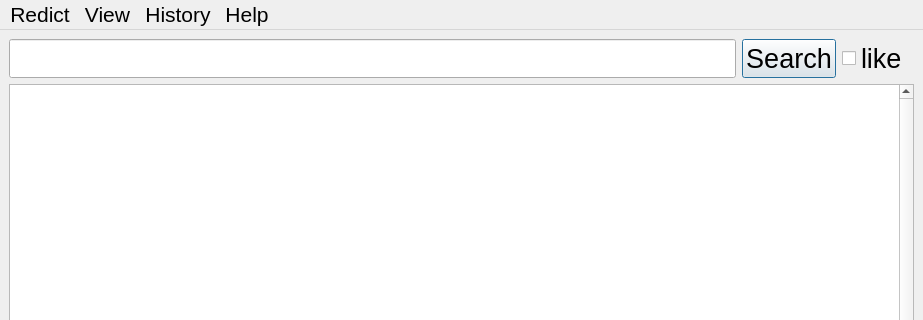
Qt form src/_gui/main.ui (rewisch/ReDict) before a commit; both pictures show x 0 to 923 and y 0 to 320 of the 923 by 558 pixel window.
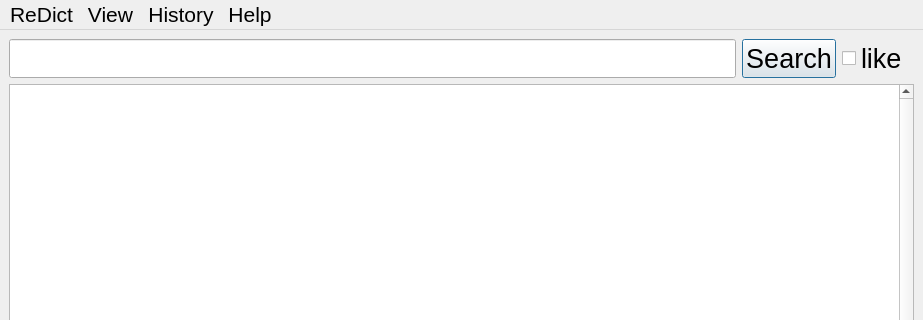
The same form after that commit. Icons and pictures are not drawn.

Diff of the .ui file:
```diff
--- a/src/_gui/main.ui
+++ b/src/_gui/main.ui
@@ -99,7 +99,7 @@
      </font>
     </property>
     <property name="title">
-     <string>Redict</string>
+     <string>ReDict</string>
     </property>
     <addaction name="actionSettings2"/>
     <addaction name="separator"/>
```
Left out of the diff: 2 changed lines with no effect on the pictures.
